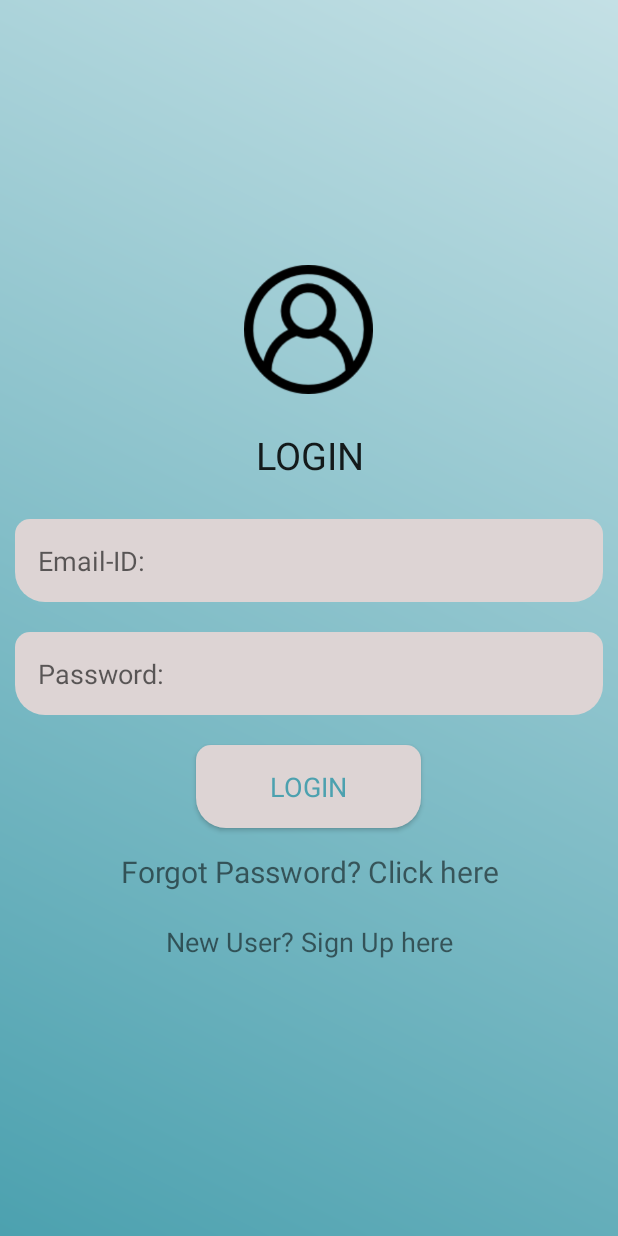
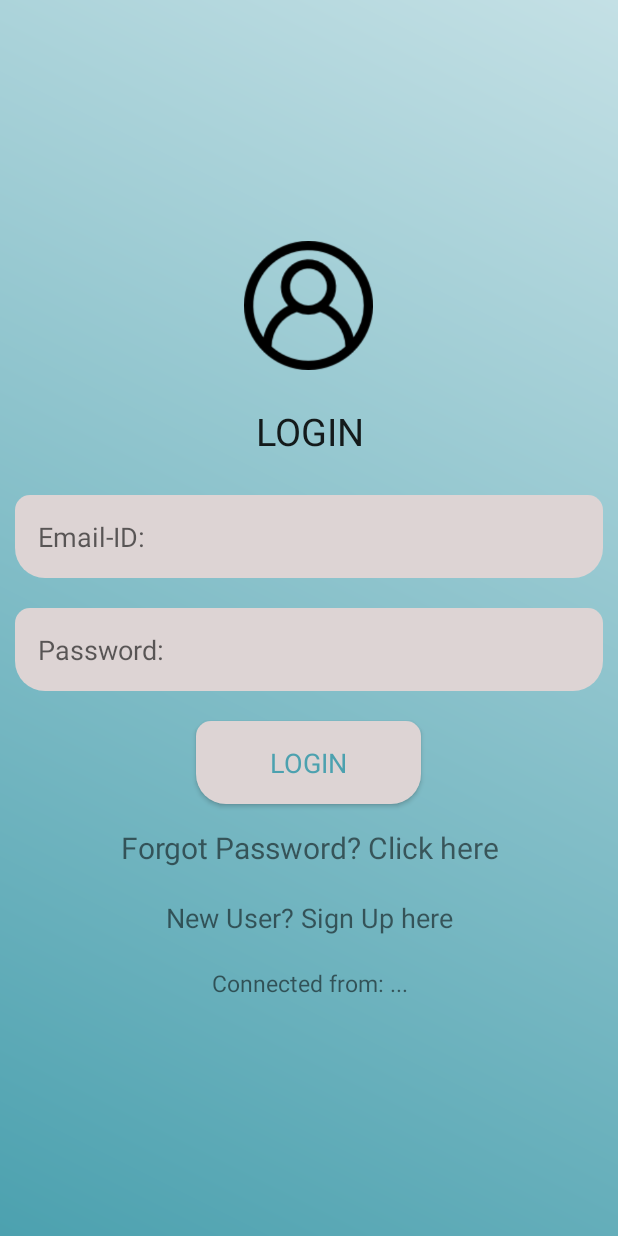
Before and after one commit to cvora51/My_Expense_Manager, an Android app: the screen it shows after launch (MainActivity), on a phone screen of 412 x 824 dp. Run offline under Robolectric (Android 15) with nearby library versions, the phone set to English and light mode, and no system bars; our stand-ins replace Firebase (no records; nobody signed in at launch, a user with empty details on screens opened directly).

```diff
--- a/app/src/main/java/com/chintan/my_expense_manager/MainActivity.java
+++ b/app/src/main/java/com/chintan/my_expense_manager/MainActivity.java
@@ -3,11 +3,18 @@ package com.chintan.my_expense_manager;
 import androidx.annotation.NonNull;
 import androidx.appcompat.app.AlertDialog;
 import androidx.appcompat.app.AppCompatActivity;
+import androidx.core.app.ActivityCompat;
 
+import android.Manifest;
 import android.app.ProgressDialog;
 import android.content.DialogInterface;
 import android.content.Intent;
+import android.content.pm.PackageManager;
+import android.location.Address;
+import android.location.Geocoder;
+import android.location.Location;
 import android.os.Bundle;
+import android.os.Looper;
 import android.text.TextUtils;
 import android.view.View;
 import android.widget.Button;
@@ -15,24 +22,64 @@ import android.widget.EditText;
 import android.widget.TextView;
 import android.widget.Toast;
 
+import com.google.android.gms.location.FusedLocationProviderClient;
+import com.google.android.gms.location.LocationCallback;
+import com.google.android.gms.location.LocationRequest;
+import com.google.android.gms.location.LocationResult;
+import com.google.android.gms.location.LocationServices;
 import com.google.android.gms.tasks.OnCompleteListener;
 import com.google.android.gms.tasks.Task;
 import com.google.firebase.auth.AuthResult;
 import com.google.firebase.auth.FirebaseAuth;
 
+import java.io.IOException;
+import java.util.List;
+
 public class MainActivity extends AppCompatActivity {
 
     private EditText mEmail,mPass;
     private Button btn_login;
-    private TextView txt_forgot_pass, txt_signup;
+    private TextView txt_forgot_pass, txt_signup, loca;
     private ProgressDialog dialog;
     private FirebaseAuth mAuth;
+    FusedLocationProviderClient client;
+    LocationRequest request;
+    LocationCallback callback;
+    Location location;
 
 
     @Override
     protected void onCreate(Bundle savedInstanceState) {
         super.onCreate(savedInstanceState);
         setContentView(R.layout.activity_main);
+
+        client = LocationServices.getFusedLocationProviderClient(getApplicationContext());
+        request = new LocationRequest();
+        request.setPriority(LocationRequest.PRIORITY_HIGH_ACCURACY);
+        request.setInterval(4000);
+        request.setFastestInterval(2000);
+        callback = new LocationCallback() {
+            @Override
+            public void onLocationResult(LocationResult locationResult) {
+                location = locationResult.getLocations().get(0);
+                String Loc1 = "location:" + " , " + location.getLatitude() + " , " + location.getLongitude();
+                loca = findViewById(R.id.location1);
+                loca.setText(Loc1);
+                convertToAddress(location);
+                super.onLocationResult(locationResult);
+            }
+        };
+        if (ActivityCompat.checkSelfPermission(this, Manifest.permission.ACCESS_FINE_LOCATION) != PackageManager.PERMISSION_GRANTED && ActivityCompat.checkSelfPermission(this, Manifest.permission.ACCESS_COARSE_LOCATION) != PackageManager.PERMISSION_GRANTED) {
+            // TODO: Consider calling
+            //    ActivityCompat#requestPermissions
+            // here to request the missing permissions, and then overriding
+            //   public void onRequestPermissionsResult(int requestCode, String[] permissions,
+            //                                          int[] grantResults)
+            // to handle the case where the user grants the permission. See the documentation
+            // for ActivityCompat#requestPermissions for more details.
+            return;
+        }
+        client.requestLocationUpdates(request, callback, Looper.myLooper());
 
         mAuth = FirebaseAuth.getInstance();
 
@@ -121,4 +168,20 @@ public class MainActivity extends AppCompatActivity {
         moveTaskToBack(true);
         finish();
     }
+
+    private void convertToAddress(Location location) {
+        Geocoder geocoder = new Geocoder(getApplicationContext());
+        List<Address> lAds = null;
+        try {
+            lAds = geocoder.getFromLocation(location.getLatitude(),location.getLongitude(),1);
+            Address ad = lAds.get(0);
+
+            String Add_1 = "Connected From: " + ad.getSubLocality();
+            loca.setText(Add_1);
+
+        } catch (IOException e) {
+            e.printStackTrace();
+        }
+
+    }
 }
--- a/app/src/main/res/layout/activity_main.xml
+++ b/app/src/main/res/layout/activity_main.xml
@@ -85,6 +85,16 @@
                 android:padding="15dp"
                 android:id="@+id/signup"
                 />
+            <TextView
+                android:layout_width="match_parent"
+                android:layout_height="wrap_content"
+                android:gravity="center"
+                android:text="Connected from: ..."
+                android:textSize="15dp"
+                android:padding="5dp"
+                android:id="@+id/location1"
+                />
+
         </LinearLayout>
     </ScrollView>
 </LinearLayout>
```
Also changed, not shown: 3 other files.
